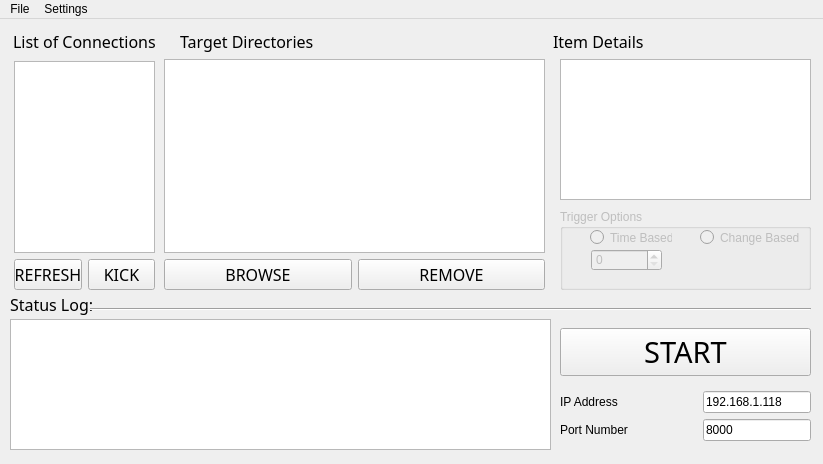
This is src/Server/File Transfer Server.ui in SuperKuooo/ZYNC as Qt 5 draws it before an edit. The edited form follows.
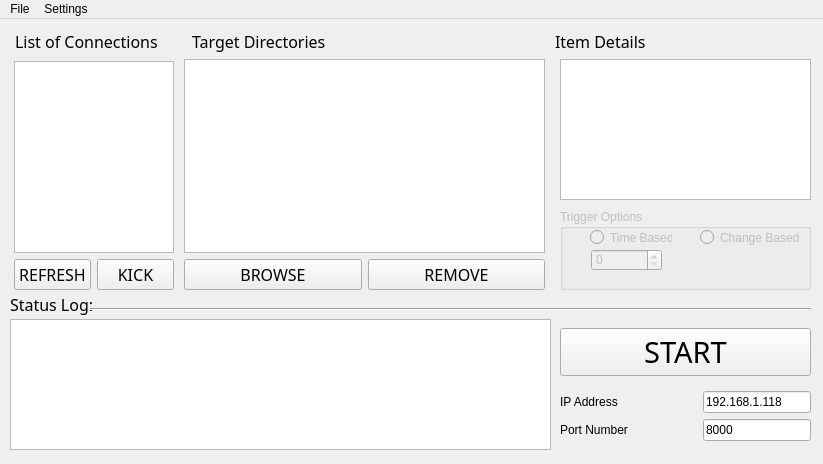
This is the edited form.

```diff
--- a/src/Server/File Transfer Server.ui
+++ b/src/Server/File Transfer Server.ui
@@ -244,9 +244,9 @@
    <widget class="QWidget" name="layoutWidget">
     <property name="geometry">
      <rect>
-      <x>164</x>
+      <x>184</x>
       <y>40</y>
-      <width>381</width>
+      <width>361</width>
       <height>231</height>
      </rect>
     </property>
@@ -310,7 +310,7 @@
      <rect>
       <x>14</x>
       <y>42</y>
-      <width>141</width>
+      <width>160</width>
       <height>229</height>
      </rect>
     </property>
@@ -357,10 +357,10 @@
      </item>
     </layout>
    </widget>
-   <widget class="QWidget" name="">
+   <widget class="QWidget" name="layoutWidget">
     <property name="geometry">
      <rect>
-      <x>13</x>
+      <x>15</x>
       <y>10</y>
       <width>631</width>
       <height>24</height>
@@ -392,7 +392,7 @@
          </property>
          <property name="sizeHint" stdset="0">
           <size>
-           <width>18</width>
+           <width>28</width>
            <height>20</height>
           </size>
          </property>
```
Left out of the diff: 6 changed lines with no effect on the pictures.
